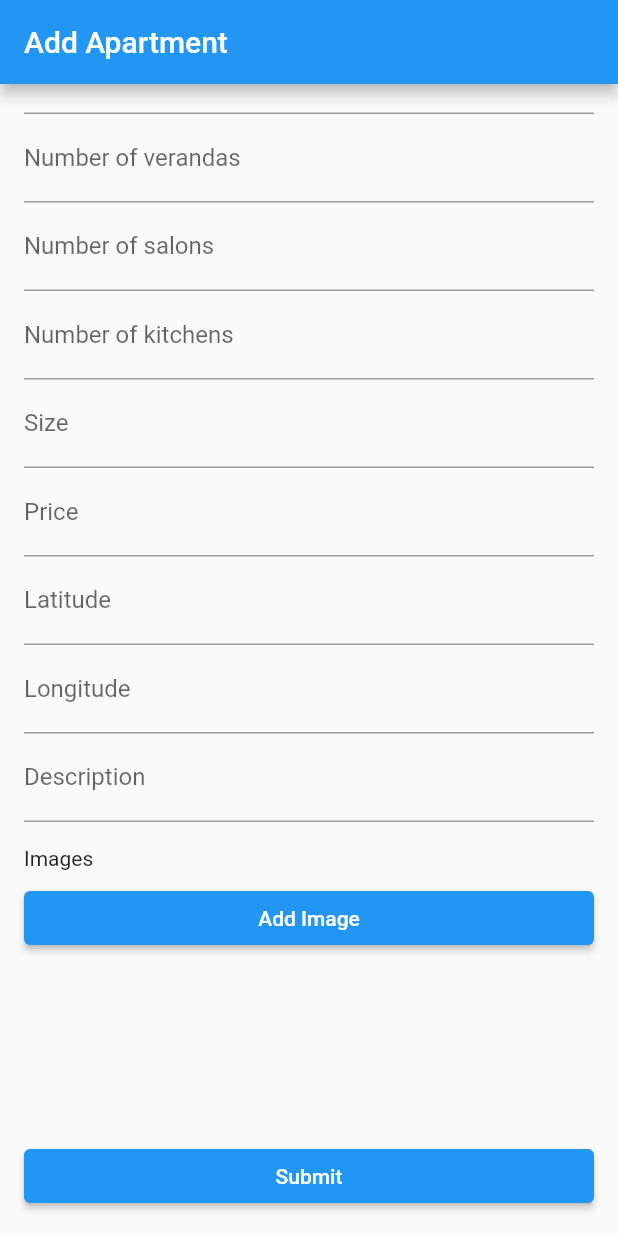
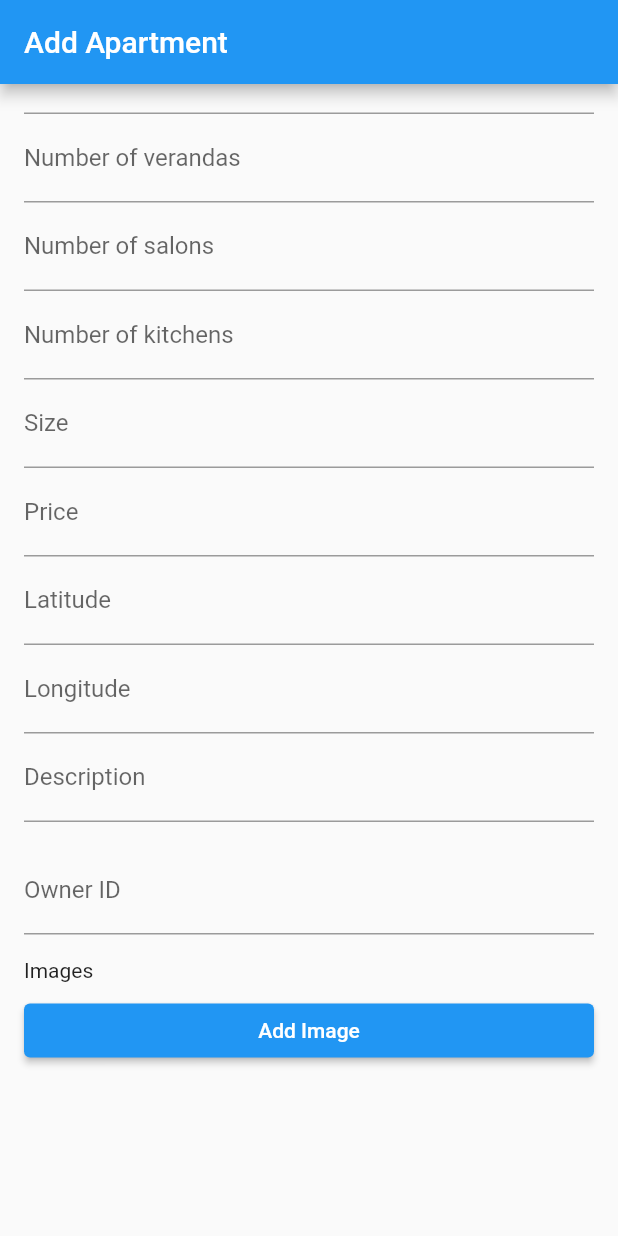
Before and after one commit to EmanMofeed/uploadData, a Flutter app: the screen it shows after launch, scrolled down 355 dp, on a phone screen of 412 x 824 dp. Run offline on Flutter 3.47's test engine with Material 2 defaults, Android fonts, the phone set to English and light mode, and no system bars; our stand-ins replace firebase_database, firebase_storage, image_picker; accounts and stored records are empty.

Commit message:
Owner ID

```diff
--- a/lib/main.dart
+++ b/lib/main.dart
@@ -35,6 +35,7 @@ class _AddApartmentScreenState extends State<AddApartmentScreen> {
   late int _numVerandas;
   late int _numSalons;
   late int _numKitchens;
+   late int _OwnerID;
   late double _size;
   late double _price;
   late double _latitude;
@@ -330,6 +331,20 @@ class _AddApartmentScreenState extends State<AddApartmentScreen> {
                   },
                 ),
                 SizedBox(height: 16),
+                TextFormField(
+                  decoration: InputDecoration(labelText: 'Owner ID'),
+                  validator: (value) {
+                    if (value!.isEmpty) {
+                      return 'Please enter the Owner ID';
+                    }
+                    return null;
+                  },
+                  onSaved: (value) {
+                    _OwnerID = value! as int;
+                  },
+                ),
+                                SizedBox(height: 16),
+
                 Text('Images'),
                 SizedBox(height: 8),
                 Row(
```
